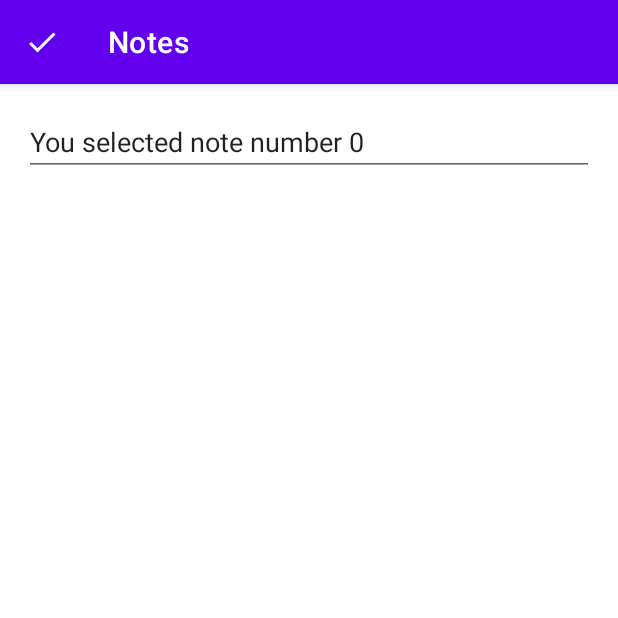
After one commit to MobileApps-Cascadia/recyclerview-with-fragments, an Android app: the EditorFragment screen opened through its navigation route, on a phone screen of 412 x 824 dp, the top half of it. The commit adds this screen. Run offline under Robolectric (Android 15) with nearby library versions, the phone set to English and light mode, and no system bars.

Commit message:
Editor Fragment - Need to get clickup

```diff
--- a/app/build.gradle
+++ b/app/build.gradle
@@ -2,6 +2,7 @@ plugins {
     id 'com.android.application'
     id 'org.jetbrains.kotlin.android'
     id 'kotlin-android'
+    id "androidx.navigation.safeargs.kotlin"
 }
 
 android {
@@ -38,8 +39,8 @@ dependencies {
     implementation 'androidx.appcompat:appcompat:1.1.0'
     implementation 'com.google.android.material:material:1.1.0'
     implementation 'androidx.constraintlayout:constraintlayout:1.1.3'
-    implementation 'androidx.navigation:navigation-fragment-ktx:2.3.0'
-    implementation 'androidx.navigation:navigation-ui-ktx:2.3.0'
+    implementation "androidx.navigation:navigation-fragment-ktx:$nav_version"
+    implementation "androidx.navigation:navigation-ui-ktx:$nav_version"
     implementation 'androidx.legacy:legacy-support-v4:1.0.0'
     implementation 'androidx.lifecycle:lifecycle-livedata-ktx:2.2.0'
     implementation 'androidx.lifecycle:lifecycle-viewmodel-ktx:2.2.0'
--- a/app/src/main/java/com/example/plainolnotes4/Constants.kt
+++ /dev/null
@@ -1,3 +0,0 @@
-package com.example.plainolnotes4
-
-const val NEW_NOTE_ID = 0
--- /dev/null
+++ b/app/src/main/java/com/example/plainolnotes4/EditorFragment.kt
@@ -0,0 +1,40 @@
+package com.example.plainolnotes4
+
+import android.os.Binder
+import androidx.lifecycle.ViewModelProvider
+import android.os.Bundle
+import androidx.fragment.app.Fragment
+import android.view.LayoutInflater
+import android.view.View
+import android.view.ViewGroup
+import androidx.appcompat.app.AppCompatActivity
+import androidx.navigation.fragment.navArgs
+import com.example.plainolnotes4.databinding.EditorFragmentBinding
+
+class EditorFragment : Fragment() {
+
+
+    private lateinit var viewModel: EditorViewModel
+    private val args : EditorFragmentArgs by navArgs()
+    private lateinit var binding: EditorFragmentBinding
+
+    override fun onCreateView(
+        inflater: LayoutInflater, container: ViewGroup?,
+        savedInstanceState: Bundle?
+    ): View? {
+
+        (activity as AppCompatActivity).supportActionBar?.let {
+            it.setHomeButtonEnabled(true)
+            it.setDisplayHomeAsUpEnabled(true)
+            it.setDisplayHomeAsUpEnabled(true)
+            it.setHomeAsUpIndicator(R.drawable.ic_check)
+        }
+
+        binding = EditorFragmentBinding.inflate(inflater, container, false)
+        binding.editor.setText("You selected note number ${args.noteId}")
+        return binding.root
+    }
+
+
+
+}
--- /dev/null
+++ b/app/src/main/java/com/example/plainolnotes4/EditorViewModel.kt
@@ -0,0 +1,7 @@
+package com.example.plainolnotes4
+
+import androidx.lifecycle.ViewModel
+
+class EditorViewModel : ViewModel() {
+    // TODO: Implement the ViewModel
+}
--- a/app/src/main/java/com/example/plainolnotes4/MainActivity.kt
+++ b/app/src/main/java/com/example/plainolnotes4/MainActivity.kt
@@ -8,4 +8,6 @@ class MainActivity : AppCompatActivity() {
         super.onCreate(savedInstanceState)
         setContentView(R.layout.activity_main)
     }
+
+
 }
--- a/app/src/main/java/com/example/plainolnotes4/MainFragment.kt
+++ b/app/src/main/java/com/example/plainolnotes4/MainFragment.kt
@@ -1,19 +1,22 @@
 package com.example.plainolnotes4
 
-import android.content.ContentValues.TAG
+
 import android.os.Bundle
 import android.util.Log
 import android.view.LayoutInflater
 import android.view.View
 import android.view.ViewGroup
+import androidx.appcompat.app.AppCompatActivity
 import androidx.fragment.app.Fragment
 import androidx.lifecycle.Observer
 import androidx.lifecycle.ViewModelProvider
+import androidx.navigation.fragment.findNavController
 import androidx.recyclerview.widget.DividerItemDecoration
 import androidx.recyclerview.widget.LinearLayoutManager
 import com.example.plainolnotes4.databinding.MainFragmentBinding
-
-class MainFragment : Fragment() {
+import com.example.plainolnotes4.TAG
+class MainFragment : Fragment(),
+NotesListAdapter.ListItemListener{
 
     private lateinit var viewModel: MainViewModel
     private lateinit var binding: MainFragmentBinding
@@ -23,6 +26,9 @@ class MainFragment : Fragment() {
         inflater: LayoutInflater, container: ViewGroup?,
         savedInstanceState: Bundle?
     ): View? {
+
+        (activity as AppCompatActivity).supportActionBar?.setDisplayHomeAsUpEnabled(false)
+
         binding = MainFragmentBinding.inflate(inflater,container, false)
         viewModel = ViewModelProvider(this).get(MainViewModel::class.java)
         with(binding.recyclerView) {
@@ -35,11 +41,17 @@ class MainFragment : Fragment() {
 
         viewModel.notesList.observe(viewLifecycleOwner, Observer {
             Log.i("noteLogging", it.toString())
-            adapter = NotesListAdapter(it)
+            adapter = NotesListAdapter(it, this@MainFragment)
             binding.recyclerView.adapter = adapter
             binding.recyclerView.layoutManager = LinearLayoutManager(activity)
         })
         return binding.root
     }
 
+    override fun onItemClick(noteId: Int) {
+        Log.i(TAG, "onItemClick: received note id $noteId ")
+        val action = MainFragmentDirections.actionEditNote(noteId)
+        findNavController().navigate(action)
+    }
+
 }
--- a/app/src/main/java/com/example/plainolnotes4/NotesListAdapter.kt
+++ b/app/src/main/java/com/example/plainolnotes4/NotesListAdapter.kt
@@ -7,7 +7,8 @@ import androidx.recyclerview.widget.RecyclerView
 import com.example.plainolnotes4.data.NoteEntity
 import com.example.plainolnotes4.databinding.ItemListBinding
 
-class NotesListAdapter(private val notesList: List<NoteEntity>) :
+class NotesListAdapter(private val notesList: List<NoteEntity>,
+private val  listener: ListItemListener) :
 RecyclerView.Adapter<NotesListAdapter.ViewHolder>(){
     inner class ViewHolder(itemView: View) :
             RecyclerView.ViewHolder(itemView) {
@@ -27,6 +28,13 @@ RecyclerView.Adapter<NotesListAdapter.ViewHolder>(){
         val note = notesList[position]
         with(holder.binding) {
            noteText.text = note.text
+            root.setOnClickListener {
+                listener.onItemClick(note.id)
+            }
         }
     }
+
+    interface ListItemListener {
+        fun  onItemClick(noteId: Int)
+    }
 }
--- /dev/null
+++ b/app/src/main/java/com/example/plainolnotes4/data/Constants.kt
@@ -0,0 +1,5 @@
+package com.example.plainolnotes4
+
+
+const val NEW_NOTE_ID = 0
+const val TAG = "noteLogging"
--- a/app/src/main/java/com/example/plainolnotes4/data/SampleDataProvider.kt
+++ b/app/src/main/java/com/example/plainolnotes4/data/SampleDataProvider.kt
@@ -20,8 +20,8 @@ class SampleDataProvider {
 
         fun getNotes() = arrayListOf(
             NoteEntity(1, getDate(0), sampleText1),
-            NoteEntity(1, getDate(1), sampleText2),
-            NoteEntity(1, getDate(2), sampleText3)
+            NoteEntity(2, getDate(1), sampleText2),
+            NoteEntity(3, getDate(2), sampleText3)
         )
     }
 }
--- /dev/null
+++ b/app/src/main/res/layout/editor_fragment.xml
@@ -0,0 +1,19 @@
+<?xml version="1.0" encoding="utf-8"?>
+<androidx.core.widget.NestedScrollView xmlns:android="http://schemas.android.com/apk/res/android"
+    xmlns:tools="http://schemas.android.com/tools"
+    android:layout_width="match_parent"
+    android:layout_height="match_parent"
+    tools:context=".EditorFragment">
+
+    <EditText
+        android:id="@+id/editor"
+        android:layout_width="match_parent"
+        android:layout_height="match_parent"
+        android:layout_margin="16dp"
+        android:hint="@string/enter_note"
+        android:inputType="textCapSentences|textMultiLine"
+        android:textAppearance="@style/TextAppearance.AppCompat.Medium"
+        tools:ignore="Autofill"
+        tools:text="Hello" />
+
+</androidx.core.widget.NestedScrollView>
--- a/app/src/main/res/navigation/nav_graph.xml
+++ b/app/src/main/res/navigation/nav_graph.xml
@@ -9,5 +9,19 @@
         android:id="@+id/mainFragment"
         android:name="com.example.plainolnotes4.MainFragment"
         android:label="main_fragment"
-        tools:layout="@layout/main_fragment" />
+        tools:layout="@layout/main_fragment" >
+        <action
+            android:id="@+id/action_edit_note"
+            app:destination="@id/editorFragment" />
+    </fragment>
+    <fragment
+        android:id="@+id/editorFragment"
+        android:name="com.example.plainolnotes4.EditorFragment"
+        android:label="editor_fragment"
+        tools:layout="@layout/editor_fragment" >
+        <argument
+            android:name="noteId"
+            app:argType="integer"
+            android:defaultValue="0" />
+    </fragment>
 </navigation>
--- a/app/src/main/res/values/strings.xml
+++ b/app/src/main/res/values/strings.xml
@@ -1,4 +1,5 @@
 <resources>
     <string name="app_name">Plain Ol\' Notes 4</string>
     <string name="notes">Notes</string>
+    <string name="enter_note">Enter Note</string>
 </resources>
--- a/build.gradle
+++ b/build.gradle
@@ -1,4 +1,13 @@
 buildscript {
+    ext.nav_version = "2.5.3"
+    repositories {
+        google()
+        jcenter()
+    }
+
+    dependencies {
+        classpath "androidx.navigation:navigation-safe-args-gradle-plugin:$nav_version"
+    }
 
 }// Top-level build file where you can add configuration options common to all sub-projects/modules.
 plugins {
```
Also changed, not shown: app/src/main/java/com/example/plainolnotes4/data/NoteEntity.kt (+5 -4 lines).
